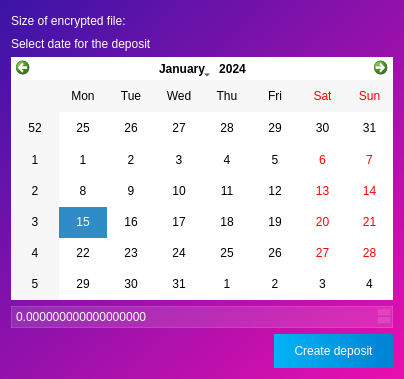
Above: memority/gui/ui/create_deposit_for_file.ui from Memority/memority before the change. Below: the same form after it.
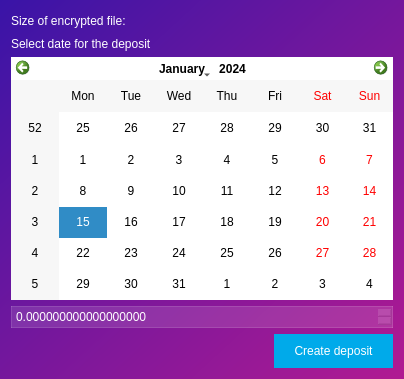
That is the form after the change. Icons and pictures are not drawn.

```diff
--- a/memority/gui/ui/create_deposit_for_file.ui
+++ b/memority/gui/ui/create_deposit_for_file.ui
@@ -34,14 +34,14 @@
   </property>
   <property name="styleSheet">
    <string notr="true">QWidget{
-background: qlineargradient(spread:pad, x1:0, y1:0, x2:0.9801, y2:1, stop:0 rgba(57, 20, 167, 255), stop:0.995025 rgba(232, 15, 175, 255));
+background: qlineargradient(spread:pad, x1:0, y1:0, x2:0.9801, y2:1, stop:0 rgba(57, 20, 167, 255), stop:0.995025 rgb(175, 26, 146));
 color: #fff;
 }
 QDialogButtonBox{
 	dialog-ok-color: #fff;
 }
 QPushButton{
-background: qlineargradient(spread:pad, x1:0, y1:0, x2:1, y2:0, stop:0 rgba(0, 179, 246, 255), stop:1 rgba(0, 130, 211, 255));
+background: rgb(0, 170, 234);
 border: none;
 padding: 10px 20px;
 color: #fff;
```
